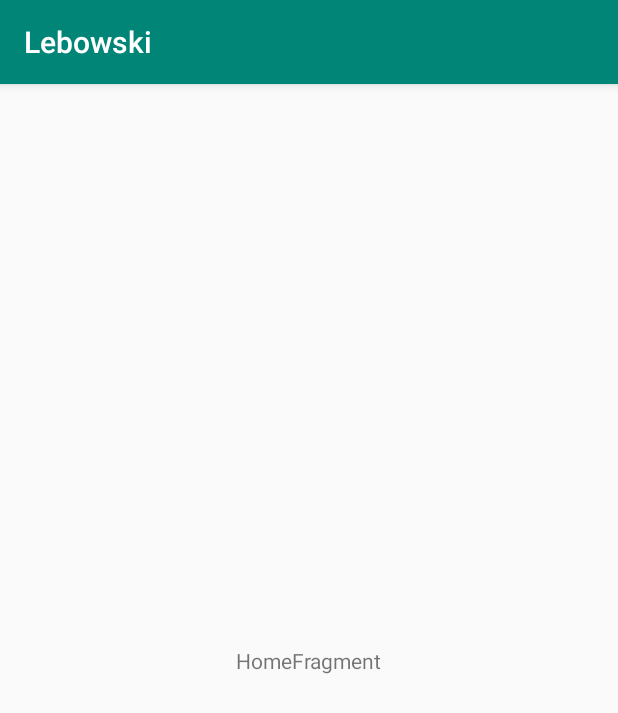
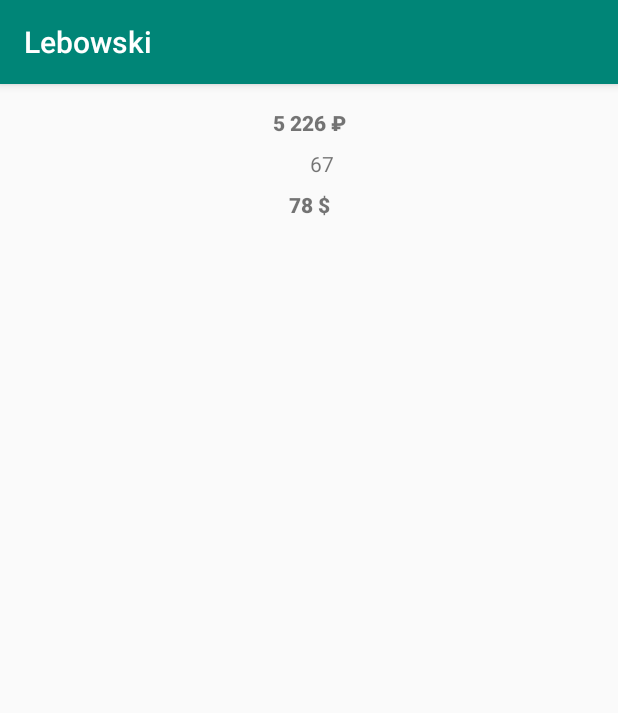
Before and after one commit to iliailemkov/Lebowski, an Android app: the screen it shows after launch (MainActivity), on a phone screen of 412 x 824 dp. Shown: the top 713 px of the screen. Run offline under Robolectric (Android 15) with nearby library versions, the phone set to English and light mode, and no system bars; our stand-ins replace data binding.

Commit message:
add two balances

```diff
--- a/app/src/main/java/com/yury/lebowski/ui/home/HomeFragment.kt
+++ b/app/src/main/java/com/yury/lebowski/ui/home/HomeFragment.kt
@@ -26,7 +26,6 @@ class HomeFragment : Fragment() {
     override fun onActivityCreated(savedInstanceState: Bundle?) {
         super.onActivityCreated(savedInstanceState)
         viewModel = ViewModelProviders.of(this).get(HomeViewModel::class.java)
-        // TODO: Use the ViewModel
 
         val binding : HomeFragmentBinding = DataBindingUtil.setContentView(activity!!, R.layout.home_fragment); //DataBindingUtil.setContentView(this, R.layout.main_fragment)
         binding.viewmodel = viewModel
--- a/app/src/main/java/com/yury/lebowski/ui/home/HomeViewModel.kt
+++ b/app/src/main/java/com/yury/lebowski/ui/home/HomeViewModel.kt
@@ -1,7 +1,17 @@
 package com.yury.lebowski.ui.home
 
+import androidx.lifecycle.MutableLiveData
 import androidx.lifecycle.ViewModel
 
 class HomeViewModel : ViewModel() {
-    // TODO: Implement the ViewModel
+    var balanceMain = MutableLiveData<String>()
+    var balanceSecondary = MutableLiveData<String>()
+    var currency = MutableLiveData<String>()
+
+
+    init {
+        balanceMain.value = "5 226 \u20BD"
+        balanceSecondary.value = "78 $"
+        currency.value = "67"
+    }
 }
--- a/app/src/main/res/layout/home_fragment.xml
+++ b/app/src/main/res/layout/home_fragment.xml
@@ -5,6 +5,7 @@
     xmlns:tools="http://schemas.android.com/tools">
 
     <data>
+
         <variable
             name="viewmodel"
             type="com.yury.lebowski.ui.home.HomeViewModel" />
@@ -17,14 +18,40 @@
         tools:context=".ui.home.HomeFragment">
 
         <TextView
-            android:id="@+id/message"
+            android:id="@+id/balance_main"
             android:layout_width="wrap_content"
             android:layout_height="wrap_content"
-            android:text="HomeFragment"
-            app:layout_constraintBottom_toBottomOf="parent"
+            android:layout_marginTop="16dp"
+            android:fontFamily="sans-serif-black"
+            android:text="@{viewmodel.balanceMain}"
             app:layout_constraintEnd_toEndOf="parent"
             app:layout_constraintStart_toStartOf="parent"
-            app:layout_constraintTop_toTopOf="parent" />
+            app:layout_constraintTop_toTopOf="parent"
+            tools:text="main" />
+
+        <TextView
+            android:id="@+id/currency"
+            android:layout_width="wrap_content"
+            android:layout_height="wrap_content"
+            android:layout_marginTop="8dp"
+            android:layout_marginEnd="8dp"
+            android:text="@{viewmodel.currency}"
+            app:layout_constraintEnd_toEndOf="@id/balance_main"
+            app:layout_constraintTop_toBottomOf="@id/balance_main"
+            tools:text="currency" />
+
+        <TextView
+            android:id="@+id/balance_secondary"
+            android:layout_width="wrap_content"
+            android:layout_height="wrap_content"
+            android:layout_marginTop="8dp"
+            android:fontFamily="sans-serif-black"
+            android:text="@{viewmodel.balanceSecondary}"
+            app:layout_constraintEnd_toEndOf="parent"
+            app:layout_constraintStart_toStartOf="parent"
+            app:layout_constraintTop_toBottomOf="@id/currency"
+            tools:text="secondary" />
+
 
     </androidx.constraintlayout.widget.ConstraintLayout>
 </layout>
```
